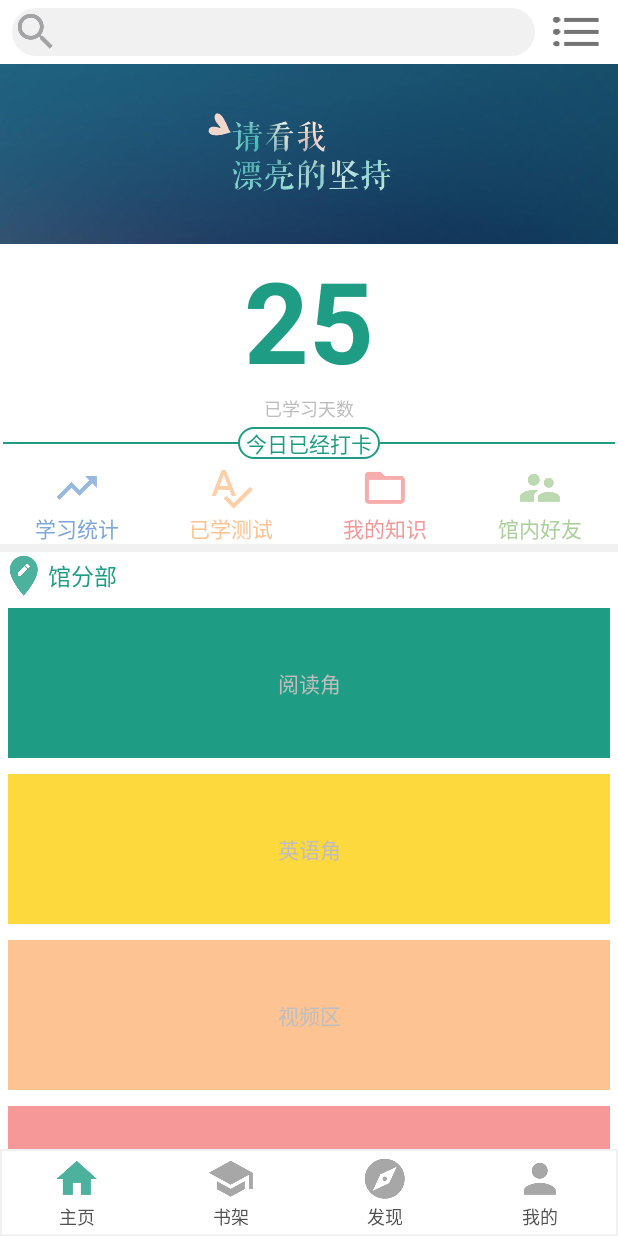
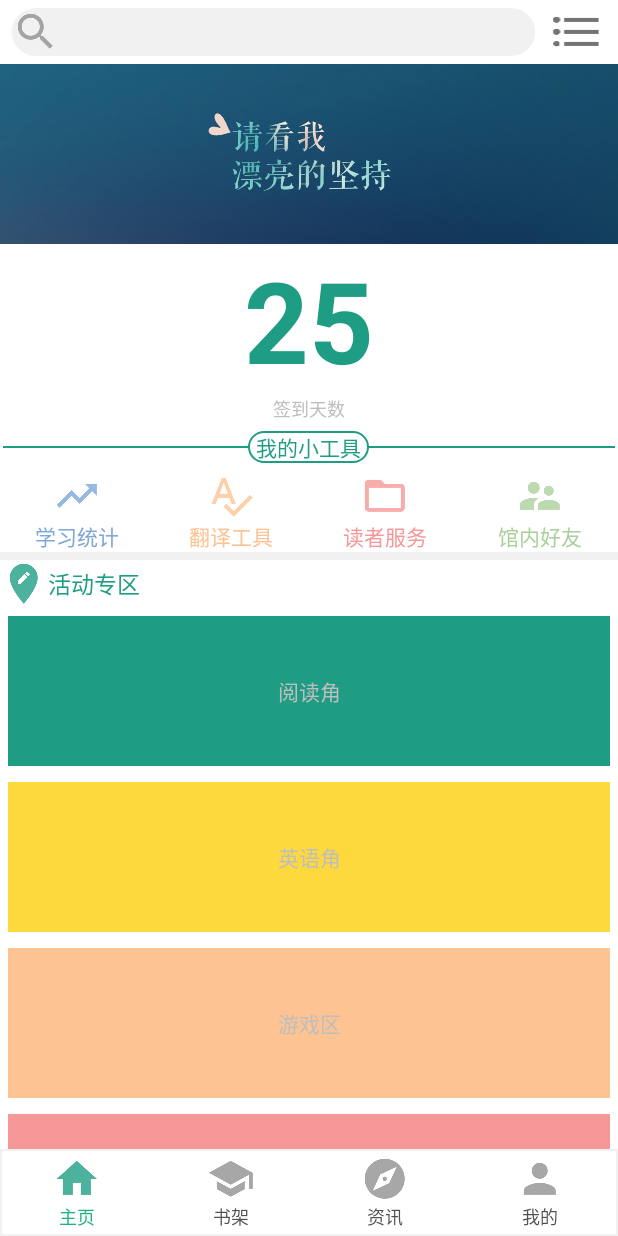
Before and after one commit to lxXian/KaoLa, an Android app: the screen it shows after launch (MainActivity), on a phone screen of 412 x 824 dp. Run offline under Robolectric (Android 15) with nearby library versions, the phone set to English and light mode, and no system bars.

Commit message:
修改界面

```diff
--- a/app/src/main/java/com/duhui/xian/kaola/MainActivity.java
+++ b/app/src/main/java/com/duhui/xian/kaola/MainActivity.java
@@ -3,19 +3,73 @@ package com.duhui.xian.kaola;
 import android.os.Bundle;
 import android.support.v4.app.Fragment;
 import android.support.v4.app.FragmentActivity;
-import android.support.v4.app.FragmentManager;
+import android.support.v4.app.FragmentTransaction;
+import android.widget.CompoundButton;
+import android.widget.RadioButton;
+import android.widget.CompoundButton.OnCheckedChangeListener;
 
 public class MainActivity extends FragmentActivity {
+    private RadioButton homeItemRadioButton;
+    private RadioButton bookshelfItemRadioButton;
+    private RadioButton findItemRadioButton;
+    private RadioButton mineItemRadioButton;
+    private homeFragment fragmentHome;
+    private bookshelfFragment fragmentBookshelf;
+    private findFragment fragmentFind;
+    private mineFragment fragmentMine;
+
 
     @Override
     protected void onCreate(Bundle savedInstanceState) {
         super.onCreate(savedInstanceState);
         setContentView(R.layout.activity_main);
-        FragmentManager fm=getSupportFragmentManager();
-        Fragment fragment=fm.findFragmentById(R.id.fragment_home_xml);
-        if(fragment==null){
-            fragment=new homeFragement();
-            fm.beginTransaction().add(R.id.child_content,fragment).commit();
+        homeItemRadioButton=(RadioButton)findViewById(R.id.menuHome);
+        bookshelfItemRadioButton=(RadioButton)findViewById(R.id.menuBookshelf);
+        findItemRadioButton=(RadioButton)findViewById(R.id.menuFind);
+        mineItemRadioButton=(RadioButton)findViewById(R.id.menuMine);
+
+        fragmentHome=new homeFragment();
+        fragmentBookshelf =new bookshelfFragment();
+        fragmentFind = new findFragment();
+        fragmentMine = new mineFragment();
+
+        getSupportFragmentManager().beginTransaction().add(R.id.child_content,fragmentHome).commit();
+
+        homeItemRadioButton.setOnCheckedChangeListener(new MyOnCheckedChangeListener());
+        bookshelfItemRadioButton.setOnCheckedChangeListener(new MyOnCheckedChangeListener());
+        findItemRadioButton.setOnCheckedChangeListener(new MyOnCheckedChangeListener());
+        mineItemRadioButton.setOnCheckedChangeListener(new MyOnCheckedChangeListener());
+    }
+
+    private class MyOnCheckedChangeListener implements OnCheckedChangeListener{
+        @Override
+        public void onCheckedChanged(CompoundButton buttonView, boolean isChecked){
+            FragmentTransaction f=getSupportFragmentManager().beginTransaction();
+            Fragment fragment=fragmentHome;
+            switch (buttonView.getId()){
+                case R.id.menuHome:
+                    fragment=fragmentHome;
+                    break;
+                case R.id.menuBookshelf:
+                    fragment=fragmentBookshelf;
+                    break;
+                case R.id.menuFind:
+                    fragment=fragmentFind;
+                    break;
+                case R.id.menuMine:
+                    fragment=fragmentMine;
+                    break;
+            }
+            if(isChecked){
+                buttonView.setTextColor(getResources().getColor(R.color.myGreen));
+                f.add(R.id.child_content,fragment);
+            }else{
+                buttonView.setTextColor(getResources().getColor(R.color.myTextGray));
+                f.remove(fragment);
+            }
+            f.commit();
+
         }
     }
+
 }
--- /dev/null
+++ b/app/src/main/java/com/duhui/xian/kaola/homeFragment.java
@@ -0,0 +1,25 @@
+package com.duhui.xian.kaola;
+
+import android.os.Bundle;
+import android.support.v4.app.Fragment;
+import android.view.LayoutInflater;
+import android.view.View;
+import android.view.ViewGroup;
+
+/**
+ * Created by min on 2017/10/31.
+ */
+
+public class homeFragment extends Fragment {
+
+    @Override
+    public void onCreate(Bundle savedInstanceState){
+        super.onCreate(savedInstanceState);
+    }
+
+    @Override
+    public View onCreateView(LayoutInflater inflater, ViewGroup container, Bundle savedInstanceState){
+        View v =inflater.inflate(R.layout.fragement_home,container,false);
+        return v;
+    }
+}
--- a/app/src/main/java/com/duhui/xian/kaola/homeFragement.java
+++ b/app/src/main/java/com/duhui/xian/kaola/mineFragment.java
@@ -7,17 +7,18 @@ import android.view.View;
 import android.view.ViewGroup;
 
 /**
- * Created by min on 2017/10/31.
+ * Created by min on 2017/11/5.
  */
 
-public class homeFragement extends Fragment {
+public class mineFragment extends Fragment {
     @Override
     public void onCreate(Bundle savedInstanceState){
         super.onCreate(savedInstanceState);
     }
+
     @Override
     public View onCreateView(LayoutInflater inflater, ViewGroup container, Bundle savedInstanceState){
-        View v =inflater.inflate(R.layout.fragement_home,container,false);
+        View v =inflater.inflate(R.layout.fragement_mine,container,false);
         return v;
     }
 }
--- a/app/src/main/res/layout/activity_main.xml
+++ b/app/src/main/res/layout/activity_main.xml
@@ -60,24 +60,25 @@
         android:background="@drawable/menu_item_group"
         android:text="Hello World!" >
         <RadioButton
-            android:id="@+id/home"
+            android:id="@+id/menuHome"
             android:drawableTop="@drawable/menu_item_home_background"
             android:text="@string/menu_home"
             android:checked="true"
+            android:textColor="@color/myGreen"
             style="@style/menuItemTheme"
             />
         <RadioButton
-            android:id="@+id/course"
+            android:id="@+id/menuBookshelf"
             android:drawableTop="@drawable/menu_item_course_background"
-            android:text="@string/menu_course"
+            android:text="@string/menu_bookshelf"
             style="@style/menuItemTheme" />
         <RadioButton
-            android:id="@+id/find"
+            android:id="@+id/menuFind"
             android:drawableTop="@drawable/menu_item_find_background"
             android:text="@string/menu_find"
             style="@style/menuItemTheme" />
         <RadioButton
-            android:id="@+id/mine"
+            android:id="@+id/menuMine"
             android:drawableTop="@drawable/menu_item_mine_background"
             android:text="@string/menu_mine"
             style="@style/menuItemTheme"/>
--- a/app/src/main/res/layout/fragement_course.xml
+++ b/app/src/main/res/layout/fragement_bookshelf.xml
@@ -5,4 +5,9 @@
     android:layout_height="match_parent"
     android:orientation="vertical">
 
+    <TextView
+        android:layout_width="match_parent"
+        android:layout_height="200dp"
+        android:background="@color/colorAccent"/>
+
 </LinearLayout>
--- a/app/src/main/res/layout/fragement_find.xml
+++ b/app/src/main/res/layout/fragement_find.xml
@@ -5,4 +5,9 @@
     android:layout_height="match_parent"
     android:orientation="vertical">
 
+    <TextView
+        android:layout_width="match_parent"
+        android:layout_height="200dp"
+        android:background="@color/myGreenThree"/>
+
 </LinearLayout>
--- a/app/src/main/res/layout/fragement_home.xml
+++ b/app/src/main/res/layout/fragement_home.xml
@@ -34,7 +34,7 @@
             android:textSize="12sp"
             android:typeface="serif"
             android:layout_marginBottom="3dp"
-            android:text="已学习天数"/>
+            android:text="@string/signDays"/>
         <RelativeLayout
             android:layout_height="wrap_content"
             android:layout_width="match_parent"
@@ -53,9 +53,10 @@
                 android:background="@drawable/home_daka_tip_bg"
                 android:gravity="center"
                 android:textColor="@color/myGreenTwo"
+                android:layout_marginTop="5dp"
                 android:paddingRight="5dp"
                 android:paddingLeft="5dp"
-                android:text="今日已经打卡"/>
+                android:text="@string/myHomeTools"/>
         </RelativeLayout>
         <LinearLayout
             android:layout_height="wrap_content"
@@ -95,7 +96,7 @@
         android:background="@color/myWhite"
         android:orientation="vertical">
         <TextView
-            android:id="@+id/learnTool"
+            android:id="@+id/ActivityZone"
             android:layout_width="match_parent"
             android:layout_height="wrap_content"
             android:typeface="serif"
@@ -103,27 +104,32 @@
             android:gravity="center_vertical"
             android:textSize="15sp"
             android:textColor="@color/myGreenTwo"
-            android:text="@string/learnToolsItemText"
+            android:text="@string/ActivityItemText"
             />
         <TextView
-            android:id="@+id/learnToolItemOne"
-            android:text="@string/learnToolsItemOneText"
+            android:id="@+id/ActivityItemOne"
+            android:text="@string/ActivityItemOneText"
             android:background="@color/myGreenTwo"
             style="@style/homeToolItemTheme"/>
         <TextView
-            android:id="@+id/learnToolItemTwo"
-            android:text="@string/learnToolsItemTwoText"
+            android:id="@+id/ActivityItemTwo"
+            android:text="@string/ActivityItemTwoText"
             android:background="@color/myYellow"
             style="@style/homeToolItemTheme"/>
         <TextView
-            android:id="@+id/learnToolItemThree"
-            android:text="@string/learnToolsItemThreeText"
+            android:id="@+id/ActivityItemThree"
+            android:text="@string/ActivityItemThreeText"
             android:background="@color/myOrange"
             style="@style/homeToolItemTheme"/>
         <TextView
-            android:id="@+id/learnToolItemFour"
-            android:text="@string/learnToolsItemFourText"
+            android:id="@+id/ActivityItemFour"
+            android:text="@string/ActivityItemFourText"
             android:background="@color/myPink"
+            style="@style/homeToolItemTheme"/>
+        <TextView
+            android:id="@+id/ActivityItemFive"
+            android:text="@string/ActivityItemFiveText"
+            android:background="@color/myPinkTwo"
             style="@style/homeToolItemTheme"/>
     </LinearLayout>
 
--- a/app/src/main/res/layout/fragement_mine.xml
+++ b/app/src/main/res/layout/fragement_mine.xml
@@ -5,4 +5,9 @@
     android:layout_height="match_parent"
     android:orientation="vertical">
 
+    <TextView
+        android:layout_width="match_parent"
+        android:layout_height="200dp"
+        android:background="@color/myOrange"/>
+
 </LinearLayout>
--- a/app/src/main/res/values/colors.xml
+++ b/app/src/main/res/values/colors.xml
@@ -13,6 +13,7 @@
     <color name="myBlue">#7ea7d7</color>
     <color name="myOrange">#fec392</color>
     <color name="myPink">#f69898</color>
+    <color name="myPinkTwo">#faaeae</color>
     <color name="myGreenThree">#acd09d</color>
     <color name="myYellow">#fed93d</color>
 
--- a/app/src/main/res/values/strings.xml
+++ b/app/src/main/res/values/strings.xml
@@ -1,19 +1,23 @@
 <resources>
-    <string name="app_name">KL图书馆</string>
+    <string name="app_name">library</string>
 
     <string name="menu_home">主页</string>
-    <string name="menu_course">书架</string>
-    <string name="menu_find">发现</string>
+    <string name="menu_bookshelf">书架</string>
+    <string name="menu_find">资讯</string>
     <string name="menu_mine">我的</string>
 
+    <string name="signDays">签到天数</string>
+
+    <string name="myHomeTools">我的小工具</string>
     <string name="learnStatisticsItemOneText">学习统计</string>
-    <string name="learnStatisticsItemTwoText">已学测试</string>
-    <string name="learnStatisticsItemThreeText">我的知识</string>
+    <string name="learnStatisticsItemTwoText">翻译工具</string>
+    <string name="learnStatisticsItemThreeText">读者服务</string>
     <string name="learnStatisticsItemFourText">馆内好友</string>
 
-    <string name="learnToolsItemText">馆分部</string>
-    <string name="learnToolsItemOneText">阅读角</string>
-    <string name="learnToolsItemTwoText">英语角</string>
-    <string name="learnToolsItemThreeText">视频区</string>
-    <string name="learnToolsItemFourText">游戏区</string>
+    <string name="ActivityItemText">活动专区</string>
+    <string name="ActivityItemOneText">阅读角</string>
+    <string name="ActivityItemTwoText">英语角</string>
+    <string name="ActivityItemThreeText">游戏区</string>
+    <string name="ActivityItemFourText">留言区</string>
+    <string name="ActivityItemFiveText">积分兑换</string>
 </resources>
```
Also changed, not shown: app/src/main/java/com/duhui/xian/kaola/bookshelfFragment.java (added, +24 -0 lines), app/src/main/java/com/duhui/xian/kaola/findFragment.java (renamed from app/src/main/java/com/duhui/xian/kaola/courseFragement.java, +5 -4 lines).
